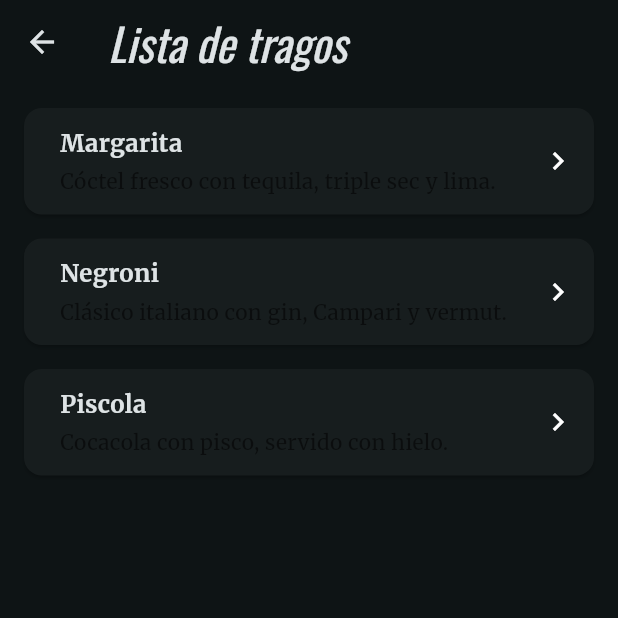
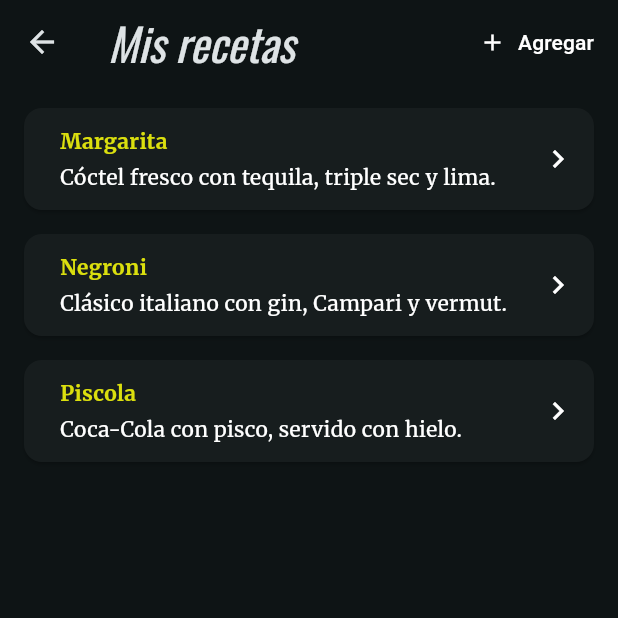
Before and after one commit to sebato123/BarApp, a Flutter app: the Menu screen opened directly, after a tap on "Mis recetas", on a phone screen of 412 x 824 dp, the top half of it. Run offline on Flutter 3.47's test engine with Material 3 defaults, Android fonts, the phone set to English and light mode, and no system bars; our stand-ins replace google_fonts, logger; statements that could not run were skipped.

Commit message:
Termino proyecto1

```diff
--- a/lib/pages/menu.dart
+++ b/lib/pages/menu.dart
@@ -1,6 +1,6 @@
 import 'package:flutter/material.dart';
 import 'package:logger/logger.dart';
-import 'navegation/mis_recestas.dart';
+import 'navegation/mis_recetas.dart';
 import 'navegation/cocteles.dart';
 import 'navegation/destilados.dart';
 import 'navegation/todos.dart';
@@ -140,7 +140,7 @@ class _MyMenuPageState extends State<Menu> {
                         Navigator.push(
                         context,
                         MaterialPageRoute(
-                          builder: (_) => MisRecestas(),
+                          builder: (_) => MisRecetas(),
                         ),
                       );
                         },
--- a/lib/pages/navegation/mis_recestas.dart
+++ b/lib/pages/navegation/mis_recetas.dart
@@ -1,31 +1,40 @@
 import 'package:flutter/material.dart';
 
-class MisRecestas extends StatelessWidget {
-  const MisRecestas({super.key});
+class MisRecetas extends StatelessWidget {
+  const MisRecetas({super.key});
 
   @override
   Widget build(BuildContext context) {
-
     final items = [
       {
         "nombre": "Margarita",
         "descripcion": "Cóctel fresco con tequila, triple sec y lima.",
-
       },
       {
         "nombre": "Negroni",
         "descripcion": "Clásico italiano con gin, Campari y vermut.",
-
       },
       {
         "nombre": "Piscola",
-        "descripcion": "Cocacola con pisco, servido con hielo.",
-
+        "descripcion": "Coca-Cola con pisco, servido con hielo.",
       },
     ];
 
     return Scaffold(
-      appBar: AppBar(title: const Text("Lista de tragos")),
+      appBar: AppBar(
+        title: const Text("Mis recetas"),
+        actions: [
+          TextButton.icon(
+            onPressed: () {
+              null;
+            },
+            icon: const Icon(Icons.add, color: Colors.white),
+            label: const Text("Agregar", style: TextStyle(color: Colors.white)),
+          ),
+        ],
+      ),
+
+      // Lista
       body: ListView.separated(
         padding: const EdgeInsets.all(12),
         itemCount: items.length,
@@ -34,27 +43,26 @@ class MisRecestas extends StatelessWidget {
           final it = items[i];
           return InkWell(
             onTap: () {
-              // Acción al clickear (para maqueta solo mostramos un snackbar)
-              ScaffoldMessenger.of(context).showSnackBar(
-                SnackBar(content: Text("Abriste ${it["nombre"]}")),
-              );
+              null;
             },
             child: Card(
               shape: RoundedRectangleBorder(
-                  borderRadius: BorderRadius.circular(12)),
+                borderRadius: BorderRadius.circular(12),
+              ),
               child: Padding(
                 padding: const EdgeInsets.all(12),
                 child: Row(
                   children: [
-                    // Imagen cuadrada
+                    // Lugar para imagen
                     ClipRRect(
                       borderRadius: BorderRadius.circular(8),
-                       /*
-                      child: Image.asset(
-                        it["imagen"]!,
+                      /*
+                      child: Container(
                         width: 64,
                         height: 64,
-                        fit: BoxFit.cover,
+                        color: const Color.fromARGB(31, 248, 248, 248),
+                        alignment: Alignment.center,
+                        child: const Icon(Icons.local_drink, color: Color.fromARGB(255, 247, 247, 247)),
                       ),
                       */
                     ),
@@ -64,13 +72,14 @@ class MisRecestas extends StatelessWidget {
                       child: Column(
                         crossAxisAlignment: CrossAxisAlignment.start,
                         children: [
-                          Text(it["nombre"]!,
-                              style: const TextStyle(
-                                  fontSize: 16, fontWeight: FontWeight.bold)),
+                          Text(
+                            it["nombre"]!,
+                            style: const TextStyle(color: Color.fromARGB(255, 219, 223, 14), fontWeight: FontWeight.bold),
+                          ),
                           const SizedBox(height: 4),
                           Text(
                             it["descripcion"]!,
-                            style: const TextStyle(color: Colors.black54),
+                            style: const TextStyle(color: Color.fromARGB(255, 255, 255, 255)),
                           ),
                         ],
                       ),
@@ -83,6 +92,8 @@ class MisRecestas extends StatelessWidget {
           );
         },
       ),
+
+
     );
   }
 }
```
Also changed, not shown: lib/pages/navegation/cocteles.dart (+5 -20 lines), lib/pages/navegation/destilados.dart (+4 -19 lines), lib/pages/navegation/todos.dart (+4 -19 lines).
